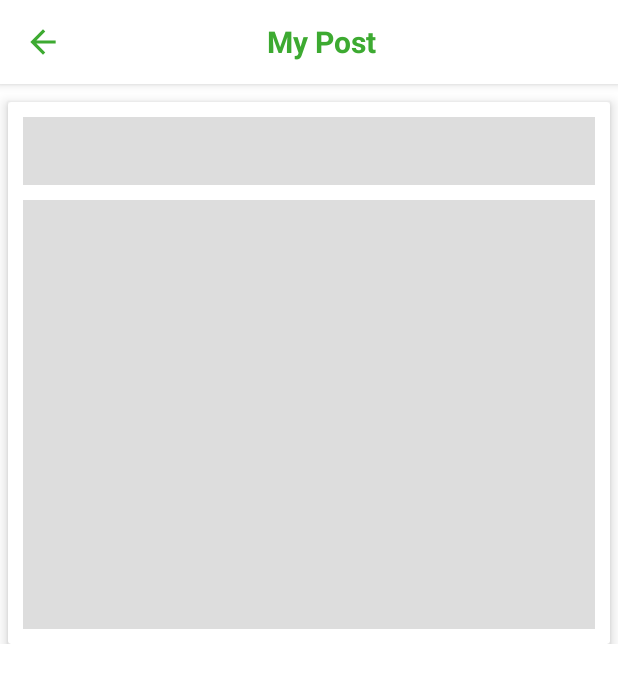
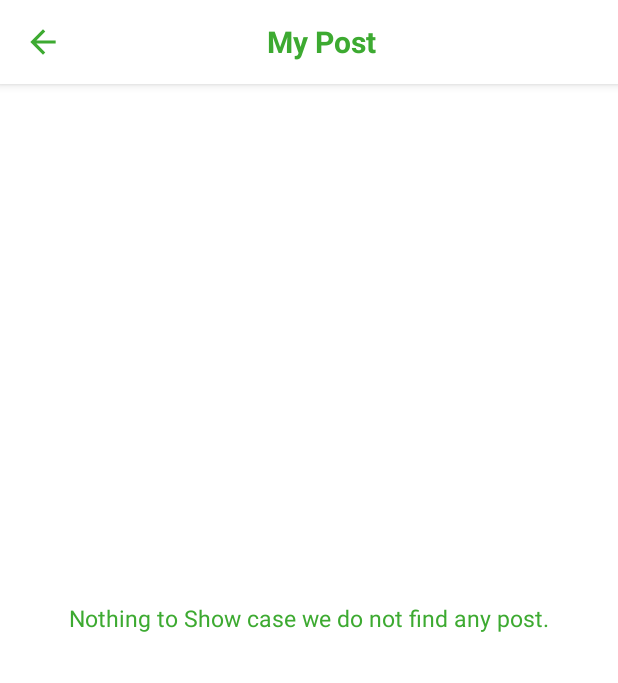
Before and after one commit to SkSabbir420/Muhammad, an Android app: the ShowMyAllPicturePost screen opened directly, with no data from a screen before it, on a phone screen of 412 x 824 dp. Shown: the top 683 px of the screen. Run offline under Robolectric (Android 15) with nearby library versions, the phone set to English and light mode, and no system bars; our stand-ins replace CircleImageView, Firebase (no records; nobody signed in at launch, a user with empty details on screens opened directly), Picasso, Shimmer.

Commit message:
Version_1(1.8.5)

```diff
--- a/app/src/main/java/com/islam/muslimdream/fragments/HomeFragment.kt
+++ b/app/src/main/java/com/islam/muslimdream/fragments/HomeFragment.kt
@@ -138,8 +138,11 @@ class HomeFragment : Fragment() {
                         }
                         postAdapter!!.notifyDataSetChanged()
                     }
+
                 }
-
+                shimmerFrameLayout_home.stopShimmerAnimation()
+                shimmerFrameLayout_home.visibility = View.GONE
+                home_notice.visibility = View.VISIBLE
 
             }
 
--- a/app/src/main/java/com/islam/muslimdream/fragments/VideoFragment.kt
+++ b/app/src/main/java/com/islam/muslimdream/fragments/VideoFragment.kt
@@ -209,6 +209,9 @@ class NotificationsFragment : Fragment(){
                         postAdapter!!.notifyDataSetChanged()
 //                    }
                 }
+                shimmerFrameLayout_video.stopShimmerAnimation()
+                shimmerFrameLayout_video.visibility = View.GONE
+                video_notice.visibility = View.VISIBLE
 
             }
 
--- a/app/src/main/java/com/islam/muslimdream/main/ShowMyAllPicturePost.kt
+++ b/app/src/main/java/com/islam/muslimdream/main/ShowMyAllPicturePost.kt
@@ -85,7 +85,10 @@ class ShowMyAllPicturePost : AppCompatActivity() {
                    // }
                 }
 
-
+                shimmerFrameLayout_home_allPost.stopShimmerAnimation()
+                shimmerFrameLayout_home_allPost.visibility = View.GONE
+//                               adView.visibility = View.VISIBLE
+                my_picture_notice.visibility = View.VISIBLE
             }
 
             override fun onCancelled(p0: DatabaseError) {
--- a/app/src/main/java/com/islam/muslimdream/main/ShowMyAllVideoPost.kt
+++ b/app/src/main/java/com/islam/muslimdream/main/ShowMyAllVideoPost.kt
@@ -86,6 +86,9 @@ class ShowMyAllVideoPost : AppCompatActivity() {
                     postAdapter!!.notifyDataSetChanged()
 //                    }
                 }
+                shimmerFrameLayout_video_all_post.stopShimmerAnimation()
+                shimmerFrameLayout_video_all_post.visibility = View.GONE
+                my_video_notice.visibility = View.VISIBLE
 
             }
 
--- a/app/src/main/java/com/islam/muslimdream/main/ShowSaveVideoPost.kt
+++ b/app/src/main/java/com/islam/muslimdream/main/ShowSaveVideoPost.kt
@@ -88,7 +88,9 @@ class ShowSaveVideoPost : AppCompatActivity() {
                     postAdapter!!.notifyDataSetChanged()
 //                    }
                 }
-
+                shimmerFrameLayout_video_save.stopShimmerAnimation()
+                shimmerFrameLayout_video_save.visibility = View.GONE
+                save_video_notice.visibility = View.VISIBLE
             }
 
             override fun onCancelled(p0: DatabaseError) {
--- a/app/src/main/res/layout/activity_show_my_all_picture_post.xml
+++ b/app/src/main/res/layout/activity_show_my_all_picture_post.xml
@@ -69,6 +69,22 @@
 
     </androidx.recyclerview.widget.RecyclerView>
 
+    <TextView
+        android:id="@+id/my_picture_notice"
+        android:layout_width="wrap_content"
+        android:layout_height="wrap_content"
+        android:text="@string/fragmentNotification"
+        app:layout_constraintTop_toTopOf="parent"
+        app:layout_constraintLeft_toLeftOf="parent"
+        app:layout_constraintRight_toRightOf="parent"
+        app:layout_constraintBottom_toBottomOf="parent"
+        android:textSize="15dp"
+        android:textColor="@color/love"
+        android:visibility="gone"
+
+        >
+    </TextView>
+
     <com.facebook.shimmer.ShimmerFrameLayout
         android:id="@+id/shimmerFrameLayout_home_allPost"
         android:layout_width="match_parent"
--- a/app/src/main/res/values/strings.xml
+++ b/app/src/main/res/values/strings.xml
@@ -14,6 +14,7 @@
     <string name="Gender">Gender(Male or Female)</string>
     <string name="Religion">Religion(Muslim,Christian etc)</string>
     <string name="Hint_Name">Name</string>
+    <string name="fragmentNotification">Nothing to Show case we do not find any post. </string>
     <string name="Notification">
         Assalamu Alaikum Every One.
         It is a Islamic Social Media.It is create For Daohyat None Muslim people.
```
Also changed, not shown: app/src/main/res/layout/activity_show_my_all_video_post.xml (+15 -1 lines), app/src/main/res/layout/activity_show_save_video_post.xml (+14 -0 lines), app/src/main/res/layout/fragment_home.xml (+15 -0 lines), app/src/main/res/layout/fragment_video.xml (+14 -0 lines).
